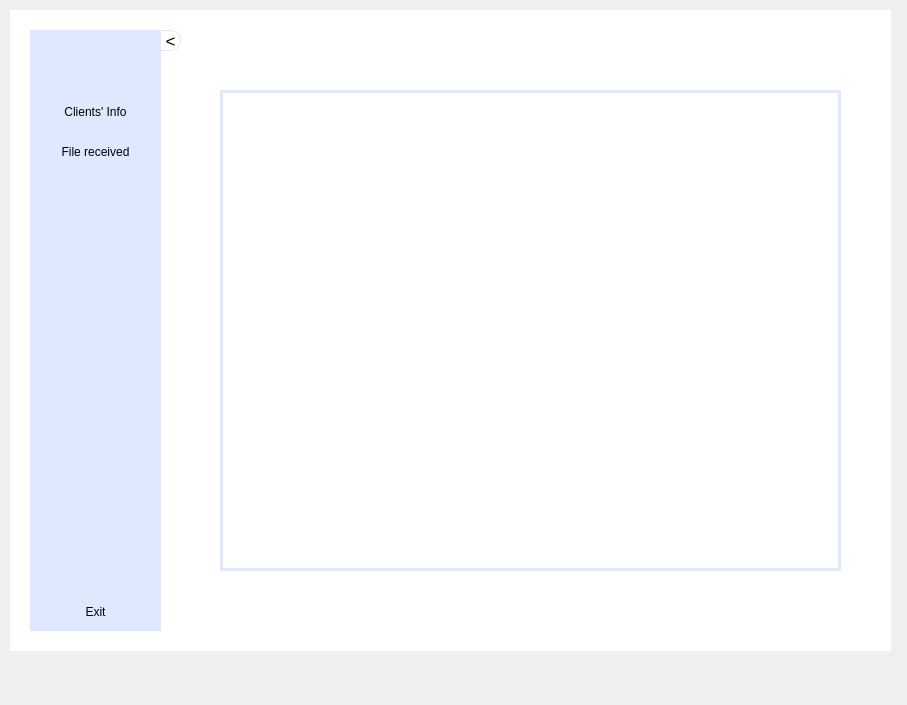
The window that server.ui (tvie20/Course_Socket_Programming) describes before a commit, drawn with Qt 5.
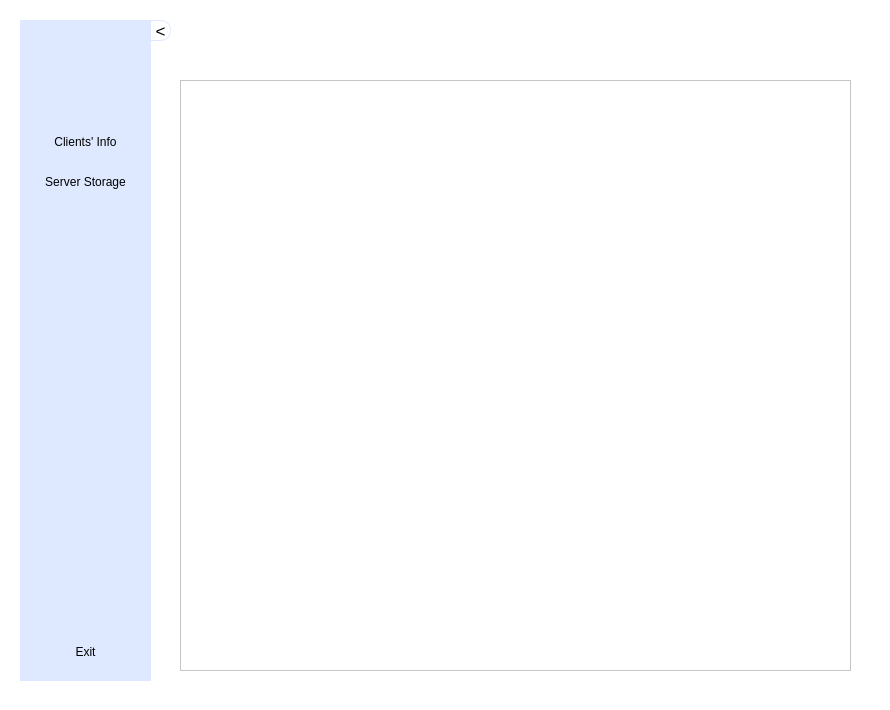
The same window after the commit. Icons and pictures are not drawn.

What changed in the file:
```diff
--- a/server.ui
+++ b/server.ui
@@ -6,8 +6,8 @@
    <rect>
     <x>0</x>
     <y>0</y>
-    <width>907</width>
-    <height>705</height>
+    <width>890</width>
+    <height>710</height>
    </rect>
   </property>
   <property name="windowTitle">
@@ -19,10 +19,10 @@
   <widget class="QWidget" name="space" native="true">
    <property name="geometry">
     <rect>
-     <x>10</x>
-     <y>10</y>
-     <width>881</width>
-     <height>641</height>
+     <x>0</x>
+     <y>0</y>
+     <width>890</width>
+     <height>710</height>
     </rect>
    </property>
    <property name="styleSheet">
@@ -34,7 +34,7 @@
       <x>20</x>
       <y>20</y>
       <width>61</width>
-      <height>601</height>
+      <height>661</height>
      </rect>
     </property>
     <property name="styleSheet">
@@ -44,7 +44,7 @@
      <property name="geometry">
       <rect>
        <x>10</x>
-       <y>70</y>
+       <y>110</y>
        <width>41</width>
        <height>23</height>
       </rect>
@@ -82,7 +82,7 @@
      <property name="geometry">
       <rect>
        <x>10</x>
-       <y>110</y>
+       <y>150</y>
        <width>41</width>
        <height>23</height>
       </rect>
@@ -120,7 +120,7 @@
      <property name="geometry">
       <rect>
        <x>10</x>
-       <y>570</y>
+       <y>620</y>
        <width>41</width>
        <height>23</height>
       </rect>
@@ -161,7 +161,7 @@
       <x>20</x>
       <y>20</y>
       <width>131</width>
-      <height>601</height>
+      <height>661</height>
      </rect>
     </property>
     <property name="styleSheet">
@@ -170,9 +170,9 @@
     <widget class="QPushButton" name="fileReceived">
      <property name="geometry">
       <rect>
-       <x>5</x>
-       <y>110</y>
-       <width>121</width>
+       <x>0</x>
+       <y>150</y>
+       <width>131</width>
        <height>23</height>
       </rect>
      </property>
@@ -192,7 +192,7 @@
 }</string>
      </property>
      <property name="text">
-      <string>File received</string>
+      <string>Server Storage</string>
      </property>
      <property name="icon">
       <iconset resource="res.qrc">
@@ -208,9 +208,9 @@
     <widget class="QPushButton" name="clientsInfo">
      <property name="geometry">
       <rect>
-       <x>5</x>
-       <y>70</y>
-       <width>121</width>
+       <x>0</x>
+       <y>110</y>
+       <width>131</width>
        <height>23</height>
       </rect>
      </property>
@@ -246,9 +246,9 @@
     <widget class="QPushButton" name="Exit">
      <property name="geometry">
       <rect>
-       <x>5</x>
-       <y>570</y>
-       <width>121</width>
+       <x>0</x>
+       <y>620</y>
+       <width>131</width>
        <height>23</height>
       </rect>
      </property>
@@ -410,20 +410,24 @@
      <bool>true</bool>
     </property>
    </widget>
-   <widget class="QTextEdit" name="textEdit_2">
+   <widget class="QTableWidget" name="tableWidget">
     <property name="geometry">
      <rect>
       <x>210</x>
       <y>80</y>
-      <width>621</width>
-      <height>481</height>
+      <width>631</width>
+      <height>591</height>
      </rect>
     </property>
-    <property name="styleSheet">
-     <string notr="true">color: rgb(0, 0, 0);
-font: 10pt &quot;Nunito Medium&quot;;
-border : 3px solid rgb(222, 233, 255);
-background-color: rgb(255, 255, 255);</string>
+   </widget>
+   <widget class="QTreeView" name="treeView">
+    <property name="geometry">
+     <rect>
+      <x>180</x>
+      <y>80</y>
+      <width>671</width>
+      <height>591</height>
+     </rect>
     </property>
    </widget>
    <zorder>expand</zorder>
```
Left out of the diff: 67 changed lines with no effect on the pictures.
